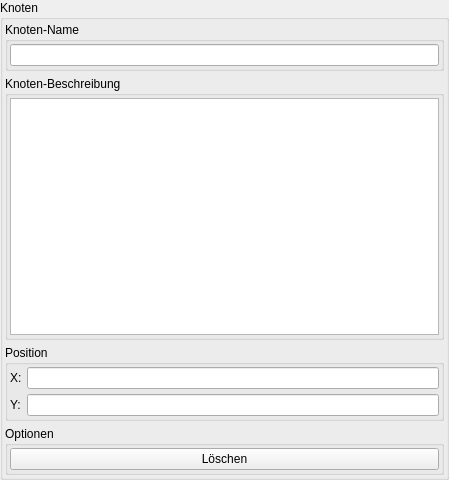
First picture: the form in trunk/editor/toolWidgetPointNew.ui, repository BackupTheBerlios/bbuilder-svn, before the edit.
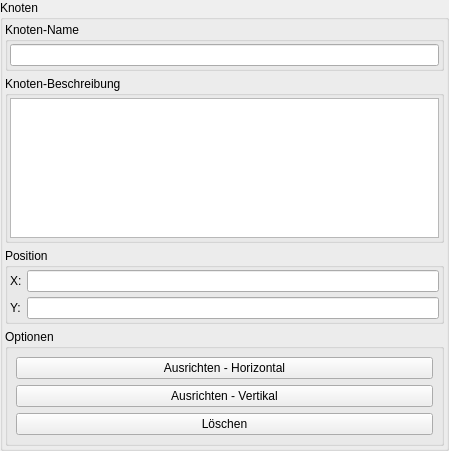
Second picture: the form after the edit.

The edit to the form file:
```diff
--- a/trunk/editor/toolWidgetPointNew.ui
+++ b/trunk/editor/toolWidgetPointNew.ui
@@ -9,7 +9,7 @@
     <x>0</x>
     <y>0</y>
     <width>449</width>
-    <height>480</height>
+    <height>451</height>
    </rect>
   </property>
   <property name="windowTitle" >
@@ -47,12 +47,12 @@
         </property>
         <layout class="QGridLayout" >
          <property name="margin" >
-          <number>2</number>
+          <number>8</number>
          </property>
          <property name="spacing" >
-          <number>5</number>
+          <number>6</number>
          </property>
-         <item row="0" column="0" >
+         <item row="2" column="0" >
           <widget class="QPushButton" name="pushButton_Delete" >
            <property name="toolTip" >
             <string>Löscht den Knoten</string>
@@ -68,6 +68,20 @@
            </property>
           </widget>
          </item>
+         <item row="0" column="0" >
+          <widget class="QPushButton" name="pushButton_ToLine_H" >
+           <property name="text" >
+            <string>Ausrichten - Horizontal</string>
+           </property>
+          </widget>
+         </item>
+         <item row="1" column="0" >
+          <widget class="QPushButton" name="pushButton_ToLine_V" >
+           <property name="text" >
+            <string>Ausrichten - Vertikal</string>
+           </property>
+          </widget>
+         </item>
         </layout>
        </widget>
       </item>
```
